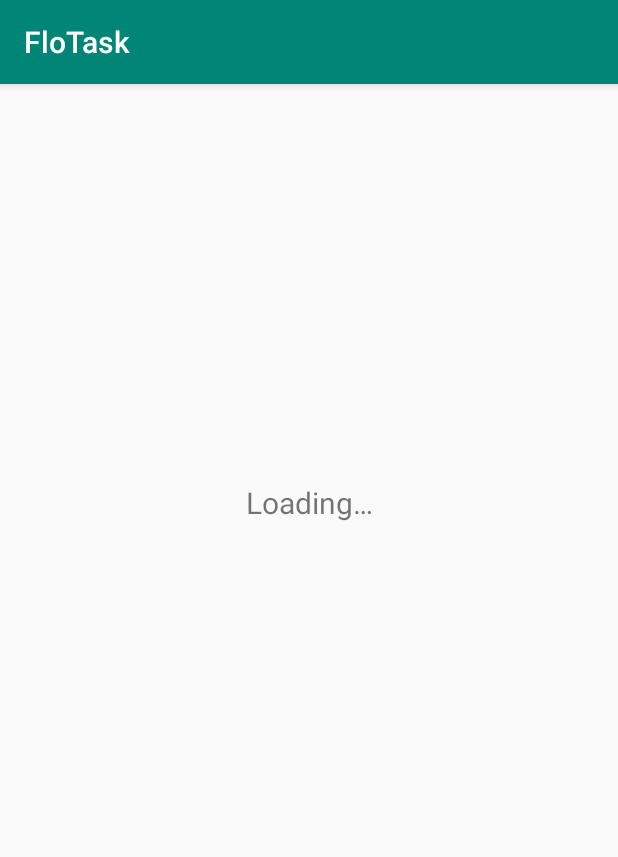
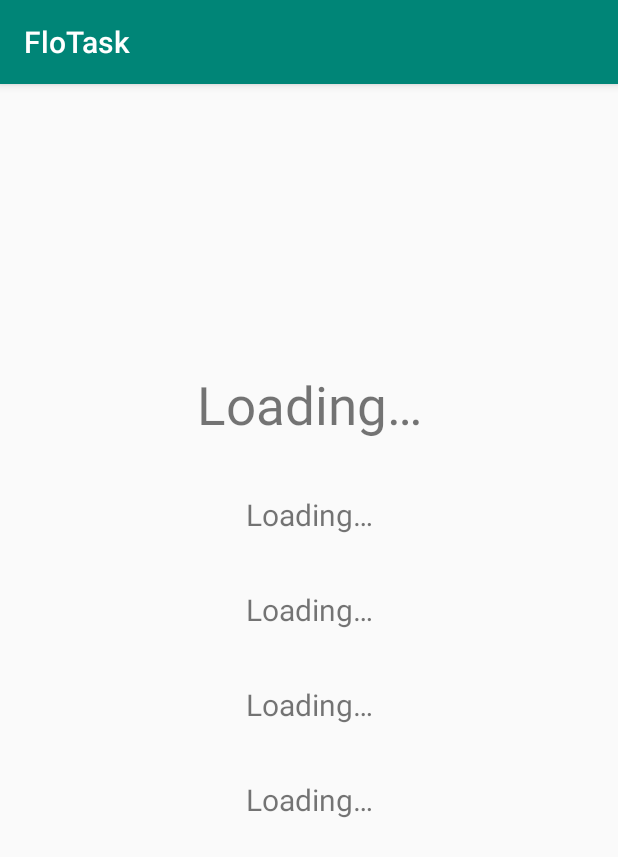
Before and after one commit to SandeepGamot/FloTask, an Android app: the WeatherDetails screen opened directly, with no data from a screen before it, on a phone screen of 412 x 824 dp. Shown: the top 857 px of the screen. Run offline under Robolectric (Android 15) with nearby library versions, the phone set to English and light mode, and no system bars.

Commit message:
Final Fixes and cleaning

```diff
--- a/app/src/main/java/com/example/flotask/view/ui/WeatherDetails.java
+++ b/app/src/main/java/com/example/flotask/view/ui/WeatherDetails.java
@@ -15,20 +15,33 @@ import com.example.flotask.viewmodel.WeatherViewModel;
 public class WeatherDetails extends AppCompatActivity {
 
     private WeatherViewModel viewModel;
-    private TextView textView;
+    private TextView name,temp,pressure,humidity,wind;
 
     @Override
     protected void onCreate(@Nullable Bundle savedInstanceState) {
         super.onCreate(savedInstanceState);
         setContentView(R.layout.weather_details);
 
-        textView = findViewById(R.id.weather_info_text);
+        name = findViewById(R.id.details_city_name);
+        temp = findViewById(R.id.details_temperature);
+        pressure= findViewById(R.id.details_pressure);
+        humidity = findViewById(R.id.details_humidity);
+        wind = findViewById(R.id.details_wind_speed);
         viewModel = ViewModelProviders.of(this).get(WeatherViewModel.class);
+
+        String t = getResources().getString(R.string.temperature);
+        String p = getResources().getString(R.string.pressure);
+        String h = getResources().getString(R.string.humidity);
+        String w = getResources().getString(R.string.wind_speed);
 
         viewModel.getWeather(getIntent().getStringExtra("city")).observe(this, new Observer<WeatherResult>() {
             @Override
             public void onChanged(WeatherResult weatherResult) {
-                    textView.setText(weatherResult.toString());
+                    name.setText(weatherResult.getName());
+                    temp.setText(t.replace("%s",weatherResult.getMain().getTemp()));
+                    pressure.setText(p.replace("%s",weatherResult.getMain().getPressure()));
+                    humidity.setText(h.replace("%s",weatherResult.getMain().getHumidity()));
+                    wind.setText(w.replace("%s",weatherResult.getWind().getSpeed()));
             }
         });
     }
--- a/app/src/main/java/com/example/flotask/viewmodel/WeatherViewModel.java
+++ b/app/src/main/java/com/example/flotask/viewmodel/WeatherViewModel.java
@@ -1,7 +1,6 @@
 package com.example.flotask.viewmodel;
 
 import androidx.lifecycle.LiveData;
-import androidx.lifecycle.MutableLiveData;
 import androidx.lifecycle.ViewModel;
 import com.example.flotask.services.model.WeatherResult;
 import com.example.flotask.services.repository.WeatherRepository;
--- a/app/src/main/res/layout/weather_details.xml
+++ b/app/src/main/res/layout/weather_details.xml
@@ -1,32 +1,59 @@
 <?xml version="1.0" encoding="utf-8"?>
-<androidx.constraintlayout.widget.ConstraintLayout
-    xmlns:android="http://schemas.android.com/apk/res/android"
+
+<androidx.constraintlayout.widget.ConstraintLayout xmlns:android="http://schemas.android.com/apk/res/android"
     xmlns:app="http://schemas.android.com/apk/res-auto"
-    xmlns:tools="http://schemas.android.com/tools"
     android:layout_width="match_parent"
     android:layout_height="match_parent">
 
-    <ImageView
-        android:id="@+id/imageView"
-        android:layout_width="wrap_content"
-        android:layout_height="wrap_content"
-        android:layout_marginTop="168dp"
-        app:layout_constraintEnd_toEndOf="parent"
-        app:layout_constraintHorizontal_bias="0.498"
-        app:layout_constraintStart_toStartOf="parent"
-        app:layout_constraintTop_toTopOf="parent"
-        tools:srcCompat="@tools:sample/avatars" />
-
     <TextView
-        android:id="@+id/weather_info_text"
-        android:layout_width="0dp"
+        android:id="@+id/details_city_name"
+        android:layout_width="match_parent"
         android:layout_height="wrap_content"
         android:text="@string/placeholder_text"
         android:textAlignment="center"
+        android:textSize="35sp"
+        app:layout_constraintBottom_toBottomOf="parent"
+        app:layout_constraintTop_toTopOf="parent"
+        app:layout_constraintVertical_bias="0.264" />
+
+    <TextView
+        android:id="@+id/details_temperature"
+        android:layout_width="match_parent"
+        android:layout_height="wrap_content"
+        android:layout_marginTop="36dp"
+        android:text="@string/placeholder_text"
+        android:textAlignment="center"
         android:textSize="20sp"
-        app:layout_constraintBottom_toBottomOf="parent"
-        app:layout_constraintEnd_toEndOf="parent"
-        app:layout_constraintStart_toStartOf="parent"
-        app:layout_constraintTop_toBottomOf="@+id/imageView"
-        app:layout_constraintVertical_bias="0.17000002" />
+        app:layout_constraintTop_toBottomOf="@+id/details_city_name" />
+
+    <TextView
+        android:id="@+id/details_pressure"
+        android:layout_width="match_parent"
+        android:layout_height="wrap_content"
+        android:layout_marginTop="36dp"
+        android:text="@string/placeholder_text"
+        android:textAlignment="center"
+        android:textSize="20sp"
+        app:layout_constraintTop_toBottomOf="@+id/details_temperature" />
+
+    <TextView
+        android:id="@+id/details_humidity"
+        android:layout_width="match_parent"
+        android:layout_height="wrap_content"
+        android:layout_marginTop="36dp"
+        android:text="@string/placeholder_text"
+        android:textAlignment="center"
+        android:textSize="20sp"
+        app:layout_constraintTop_toBottomOf="@+id/details_pressure" />
+
+    <TextView
+        android:id="@+id/details_wind_speed"
+        android:layout_width="match_parent"
+        android:layout_height="wrap_content"
+        android:layout_marginTop="36dp"
+        android:text="@string/placeholder_text"
+        android:textAlignment="center"
+        android:textSize="20sp"
+        app:layout_constraintTop_toBottomOf="@+id/details_humidity" />
+
 </androidx.constraintlayout.widget.ConstraintLayout>
--- a/app/src/main/res/values/strings.xml
+++ b/app/src/main/res/values/strings.xml
@@ -1,6 +1,9 @@
 <resources>
     <string name="app_name">FloTask</string>
     <string name="placeholder_text"> Loading… </string>
-    <string name="api_key">2abcb389368f079ecc5b790b5485b268</string>
     <string name="cities">London Delhi Mumbai Pune Rajkot Jaipur Paris Singapore Sydney Tokyo Zurich</string>
+    <string name="temperature">Temperature: %s ℃</string>
+    <string name="pressure">Pressure: %s hPa</string>
+    <string name="humidity">Humidity: %s %</string>
+    <string name="wind_speed">Wind: %s m/sec</string>
 </resources>
```
Also changed, not shown: app/src/main/java/com/example/flotask/services/model/Main.java (+6 -63 lines), app/src/main/java/com/example/flotask/services/model/WeatherResult.java (+1 -40 lines), app/src/main/java/com/example/flotask/services/model/Wind.java (+3 -36 lines).
